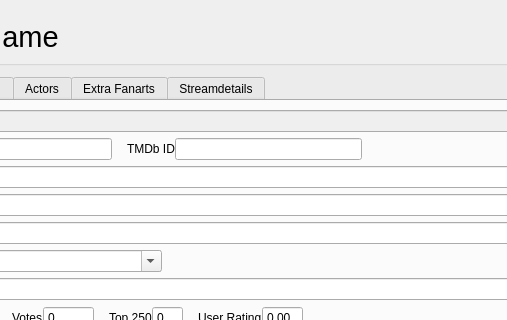
The window that src/ui/movies/MovieWidget.ui (Komet/MediaElch) describes before a commit, drawn with Qt 5; both pictures show x 158 to 665 and y 0 to 320 of the 934 by 811 pixel window.
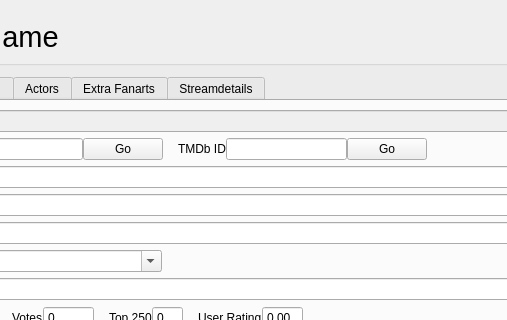
The same window after the commit. Icons and pictures are not drawn. Custom widgets are drawn as their Qt base class.

Commit message:
[MovieWidget] Add "Open on Imdb/Tmdb" buttons
If a movie has valid IMDb/TMDb IDs then a button is enabled which takes
you to the corresponding website.

What changed in the file:
```diff
--- a/src/ui/movies/MovieWidget.ui
+++ b/src/ui/movies/MovieWidget.ui
@@ -626,6 +626,16 @@
                   </property>
                  </widget>
                 </item>
+                <item>
+                 <widget class="QPushButton" name="btnImdb">
+                  <property name="toolTip">
+                   <string>Open movie on IMDb.com</string>
+                  </property>
+                  <property name="text">
+                   <string>Go</string>
+                  </property>
+                 </widget>
+                </item>
                 <item>
                  <spacer name="horizontalSpacer_14">
                   <property name="orientation">
@@ -652,6 +662,16 @@
                 <item>
                  <widget class="QLineEdit" name="tmdbId"/>
                 </item>
+                <item>
+                 <widget class="QPushButton" name="btnTmdb">
+                  <property name="toolTip">
+                   <string>Open movie on TheMovieDB.org</string>
+                  </property>
+                  <property name="text">
+                   <string>Go</string>
+                  </property>
+                 </widget>
+                </item>
                 <item>
                  <spacer name="horizontalSpacer_15">
                   <property name="orientation">
```
The commit also changes 3 other files.
